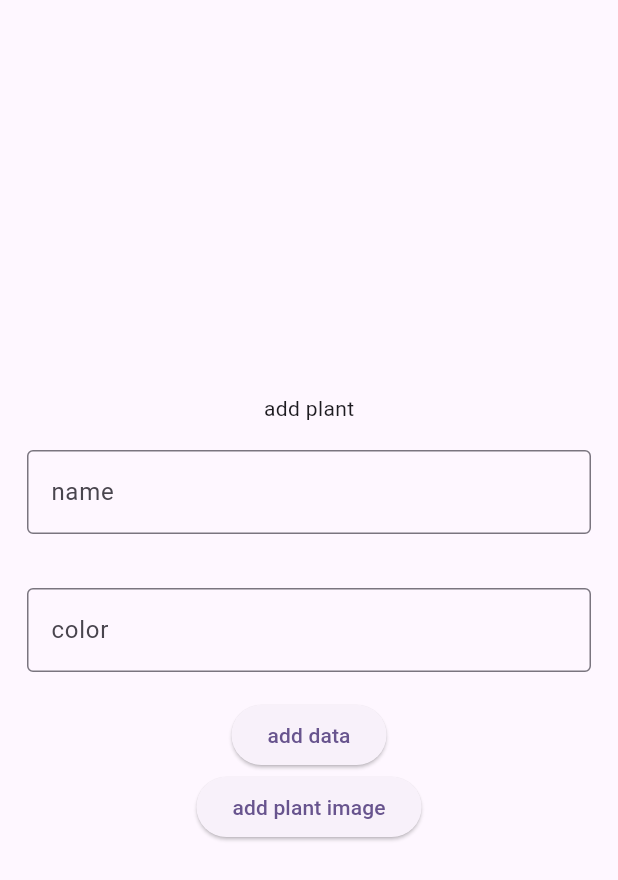
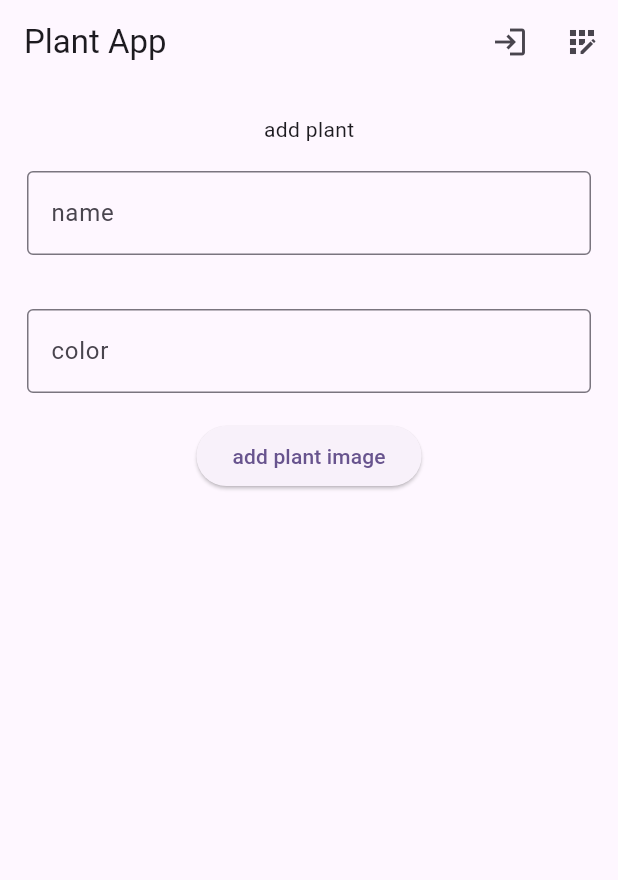
Before and after one commit to bakicpp/plant-app, a Flutter app: the screen it shows after launch, after a tap on "add plant image", on a phone screen of 412 x 824 dp. Shown: the top 880 px of the screen. Run offline on Flutter 3.47's test engine with Material 3 defaults, Android fonts, the phone set to English and light mode, and no system bars; our stand-ins replace bloc, cloud_firestore, firebase_auth, firebase_core, firebase_storage, flutter_bloc and 1 more; accounts and stored records are empty; network calls fail.

Commit message:
new states added.

```diff
--- a/plant_app/lib/bloc/plant_bloc.dart
+++ b/plant_app/lib/bloc/plant_bloc.dart
@@ -1,4 +1,5 @@
 import 'package:bloc/bloc.dart';
+import 'package:plant_app/models/plant.dart';
 import 'package:plant_app/repository/plant_repository.dart';
 import 'dart:io';
 
@@ -10,24 +11,47 @@ class PlantLoadingState extends PlantState {}
 
 class PlantAddedState extends PlantState {}
 
-class PlantHataState extends PlantState {
+class PlantListState extends PlantState {
+  late final List<Plant> plants;
+
+  PlantListState(this.plants);
+}
+
+class PlantErrorState extends PlantState {
   final String errorMessage;
 
-  PlantHataState(this.errorMessage);
+  PlantErrorState(this.errorMessage);
 }
 
 class PlantCubit extends Cubit<PlantState> {
   final PlantRepository _repository;
 
-  PlantCubit(this._repository) : super(PlantInitialState());
+  PlantCubit(this._repository) : super(PlantInitialState()) {
+    init();
+  }
+
+  void init() async {
+    getPlants();
+  }
 
   void addPlant(String name, String color, File image) async {
     try {
       emit(PlantLoadingState());
       await _repository.addPlant(name, color, image);
       emit(PlantAddedState());
+      getPlants();
     } catch (e) {
-      emit(PlantHataState("Bitki eklenirken bir hata oluştu."));
+      emit(PlantErrorState("Bitki eklenirken bir hata oluştu."));
+    }
+  }
+
+  void getPlants() async {
+    try {
+      // PlantRepository'de tanımlanan getPlants metodunu çağırarak bitkileri alın
+      final plants = await _repository.getPlants();
+      emit(PlantListState(plants));
+    } catch (e) {
+      emit(PlantErrorState("Bitkiler alınırken bir hata oluştu."));
     }
   }
 }
--- a/plant_app/lib/pages/homepage.dart
+++ b/plant_app/lib/pages/homepage.dart
@@ -27,29 +27,37 @@ class _HomepageState extends State<Homepage> {
   @override
   Widget build(BuildContext context) {
     return Scaffold(
+      appBar: AppBar(
+        title: const Text("Plant App"),
+        actions: [
+          IconButton(onPressed: () {}, icon: const Icon(Icons.login)),
+          IconButton(
+              onPressed: () {}, icon: const Icon(Icons.app_registration)),
+        ],
+      ),
       body: BlocBuilder<PlantCubit, PlantState>(builder: (context, state) {
         if (state is PlantAddedState) {
-          ScaffoldMessenger.of(context).showSnackBar(
-            SnackBar(
-              content: Text('Bitki başarıyla eklendi!'),
-            ),
-          );
-        } else if (state is PlantHataState) {
+          return const Center(child: Text("Plant added"));
+        } else if (state is PlantErrorState) {
           ScaffoldMessenger.of(context).showSnackBar(
             SnackBar(
               content: Text('Hata: ${state.errorMessage}'),
             ),
           );
-        }
-
-        return Column(
+        } else if (state is PlantListState) {
+          return Padding(
+            padding: const EdgeInsets.symmetric(vertical: 20),
+            child: SingleChildScrollView(
+              physics: const BouncingScrollPhysics(),
+              child: Column(
                 mainAxisAlignment: MainAxisAlignment.center,
-          crossAxisAlignment: CrossAxisAlignment.center,
                 children: [
+                  if (state is PlantLoadingState)
+                    const Center(child: CircularProgressIndicator())
+                  else
                     const Center(child: Text("add plant")),
                   textField(controller: _nameController, labelText: "name"),
                   textField(controller: _colorController, labelText: "color"),
-            button(),
                   ElevatedButton(
                       onPressed: () async {
                         final image = await _getImage();
@@ -60,8 +68,25 @@ class _HomepageState extends State<Homepage> {
                             );
                       },
                       child: Text("add plant image")),
+                  SizedBox(
+                    height: 300,
+                    child: ListView.builder(
+                      itemCount: state.plants.length,
+                      itemBuilder: (context, index) {
+                        final plant = state.plants[index];
+                        return ListTile(
+                          title: Text(plant.name),
+                          subtitle: Text(plant.color),
+                        );
+                      },
+                    ),
+                  )
                 ],
+              ),
+            ),
           );
+        }
+        return const Center(child: Text("loading"));
       }),
     );
   }
--- a/plant_app/lib/repository/plant_repository.dart
+++ b/plant_app/lib/repository/plant_repository.dart
@@ -1,5 +1,6 @@
 import 'dart:io';
 
+import 'package:cloud_firestore/cloud_firestore.dart';
 import 'package:firebase_storage/firebase_storage.dart';
 import 'package:plant_app/models/plant.dart';
 
@@ -14,12 +15,12 @@ class PlantRepository {
           _storage.ref().child('$_plantsPath/$imageName.jpg');
       await storageReference.putFile(image);
       String imageURL = await storageReference.getDownloadURL();
-      // Firestore veya başka bir veritabanına bitki bilgilerini ekleyebilirsiniz.
-      // Örneğin: FirebaseFirestore.instance.collection('plants').add({
-      //   'name': name,
-      //   'color': color,
-      //   'imageURL': imageURL,
-      // });
+
+      FirebaseFirestore.instance.collection('plants').add({
+        'name': name,
+        'color': color,
+        'imageURL': imageURL,
+      });
     } catch (e) {
       print("Hata: $e");
       throw Exception("Bitki eklenirken bir hata oluştu.");
@@ -27,13 +28,14 @@ class PlantRepository {
   }
 
   Future<List<Plant>> getPlants() async {
-    // Firestore'dan bitki bilgilerini getirin ve Bitki listesi olarak döndürün.
-    // Örneğin: QuerySnapshot query = await FirebaseFirestore.instance.collection('plants').get();
-    // return query.docs.map((doc) => Bitki(
-    //   name: doc['name'],
-    //   color: doc['color'],
-    //   imageURL: doc['imageURL'],
-    // )).toList();
-    return []; // Bu kısmı kendi veritabanınıza uygun şekilde güncelleyin.
+    QuerySnapshot query =
+        await FirebaseFirestore.instance.collection('plants').get();
+    return query.docs
+        .map((doc) => Plant(
+              name: doc['name'],
+              color: doc['color'],
+              imageURL: doc['imageURL'],
+            ))
+        .toList();
   }
 }
```
Lines whose indentation alone changed are shown as unchanged.
